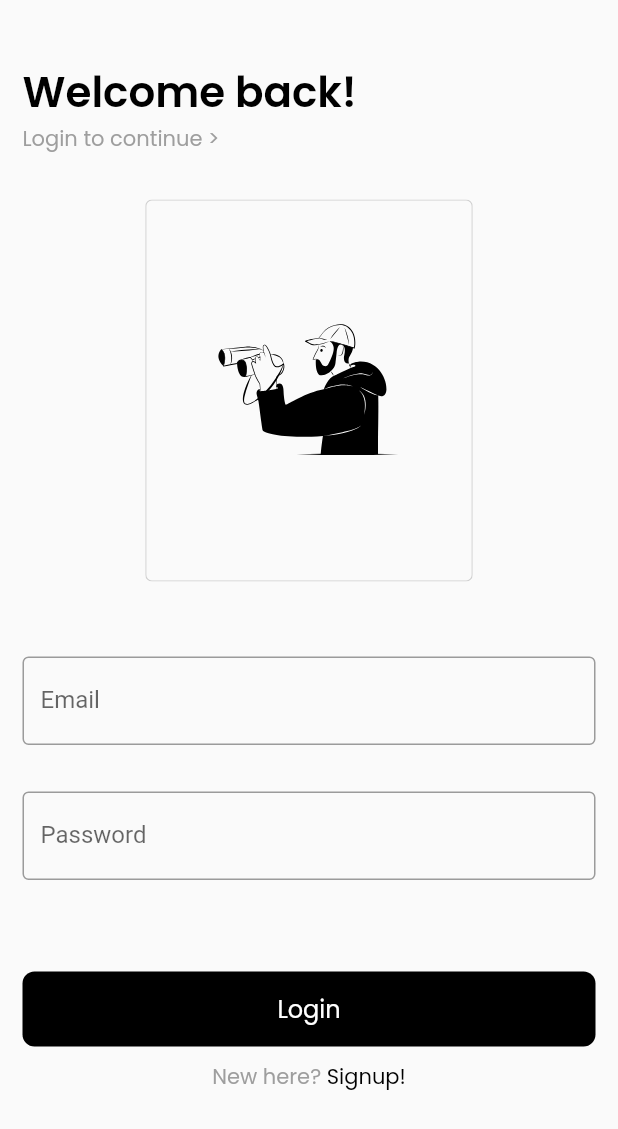
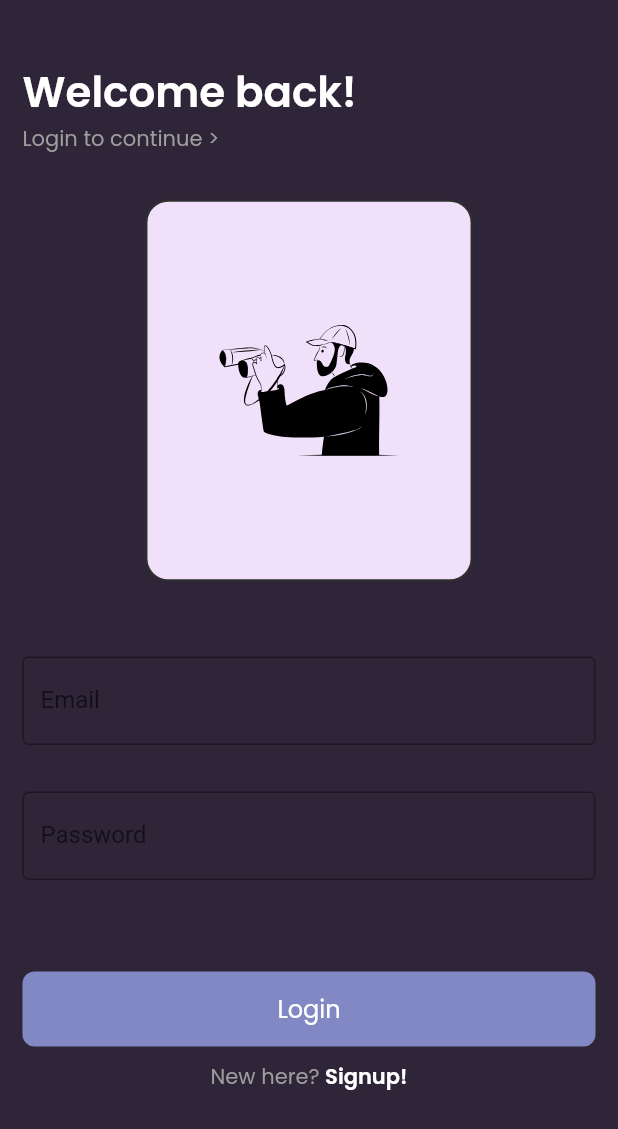
Before and after one commit to Contro1-cs/vibe, a Flutter app: the screen it shows after launch, after a tap on "Get started", on a phone screen of 412 x 824 dp. Shown: the top 1129 px of the screen. Run offline on Flutter 3.47's test engine with Material 2 defaults, Android fonts, the phone set to English and light mode, and no system bars; our stand-ins replace firebase_core, flutter_svg, google_fonts; accounts and stored records are empty.

Commit message:
Color theme changed

```diff
--- a/lib/main.dart
+++ b/lib/main.dart
@@ -1,7 +1,3 @@
-// Copyright 2018 The Flutter team. All rights reserved.
-// Use of this source code is governed by a BSD-style license that can be
-// found in the LICENSE file.
-
 // ignore_for_file: prefer_const_constructors
 
 import 'package:flutter/material.dart';
@@ -16,6 +12,9 @@
 
   @override
   Widget build(BuildContext context) {
-    return MaterialApp(title: 'Welcome to Flutter', home: OnboardingScreens());
+    return MaterialApp(
+        debugShowCheckedModeBanner: false,
+        title: 'Welcome to Flutter',
+        home: OnboardingScreens());
   }
 }
--- a/lib/user onboarding/login.dart
+++ b/lib/user onboarding/login.dart
@@ -17,9 +17,13 @@
   @override
   Widget build(BuildContext context) {
     return Scaffold(
+      backgroundColor: Color(0xff2E2539),
       body: SingleChildScrollView(
-      child: SafeArea(child: getBody()),
-    ));
+        child: SafeArea(
+          child: getBody(),
+        ),
+      ),
+    );
   }
 
   Widget getBody() {
@@ -38,9 +42,10 @@
             'Welcome back!',
             style: GoogleFonts.poppins(
               textStyle: TextStyle(
-                    color: Colors.black,
+                  color: Colors.white,
                   fontSize: 28,
-                    fontWeight: FontWeight.w600)),
+                  fontWeight: FontWeight.w600),
+            ),
           ),
         ),
         Container(
@@ -50,7 +55,8 @@
           child: Text(
             'Login to continue >',
             style: GoogleFonts.poppins(
-                textStyle: TextStyle(fontSize: 14, color: Colors.grey)),
+              textStyle: TextStyle(fontSize: 14, color: Colors.grey),
+            ),
           ),
         ),
         Container(
@@ -71,11 +77,22 @@
             decoration: InputDecoration(
               focusedBorder: OutlineInputBorder(
                 borderRadius: BorderRadius.circular(12),
-                    borderSide: BorderSide(width: 2, color: Colors.black)),
+                borderSide: BorderSide(
+                  width: 2,
+                  color: Color(0xffD0BED4),
+                ),
+              ),
               labelText: 'Email',
               hintText: 'example@gmail.com',
               border: OutlineInputBorder(),
-              )),
+              disabledBorder: OutlineInputBorder(
+                borderSide: BorderSide(
+                  width: 2,
+                  color: Color(0xffD0BED4),
+                ),
+              ),
+            ),
+          ),
         ),
 
         //password
@@ -89,34 +106,47 @@
             decoration: InputDecoration(
               focusedBorder: OutlineInputBorder(
                 borderRadius: BorderRadius.circular(12),
-                    borderSide: BorderSide(width: 2, color: Colors.black)),
+                borderSide: BorderSide(width: 2, color: Colors.black),
+              ),
               labelText: 'Password',
               hintText: 'Minimum 8 digits',
               border: OutlineInputBorder(),
-              )),
+            ),
+          ),
         ),
 
         //login button
         GestureDetector(
           onTap: () => Navigator.push(
-              context, MaterialPageRoute(builder: (context) => HomePage())),
+              context,
+              MaterialPageRoute(
+                builder: (context) => HomePage(),
+              )),
           child: Container(
             margin: EdgeInsets.only(left: 15, right: 15, top: 60, bottom: 10),
             width: w,
             height: 50,
             decoration: BoxDecoration(
-                color: Colors.black, borderRadius: BorderRadius.circular(8)),
+              color: Color(0xff8288C3),
+              borderRadius: BorderRadius.circular(8),
+            ),
             child: Center(
               child: Text(
                 'Login',
                 style: GoogleFonts.poppins(
-                  textStyle: TextStyle(color: Colors.white, fontSize: 16)),
-            )),
+                  textStyle: TextStyle(color: Colors.white, fontSize: 16),
+                ),
+              ),
+            ),
           ),
         ),
         GestureDetector(
           onTap: (() => Navigator.push(
-              context, MaterialPageRoute(builder: (context) => Signup()))),
+                context,
+                MaterialPageRoute(
+                  builder: (context) => Signup(),
+                ),
+              )),
           child: Center(
             child: Row(
               mainAxisAlignment: MainAxisAlignment.center,
@@ -124,15 +154,19 @@
                 Text(
                   'New here? ',
                   style: GoogleFonts.poppins(
-                    textStyle: TextStyle(color: Colors.grey)),
+                    textStyle: TextStyle(color: Colors.grey),
+                  ),
                 ),
                 Text(
                   'Signup!',
                   style: GoogleFonts.poppins(
-                    textStyle: TextStyle(color: Colors.black)),
+                    textStyle: TextStyle(
+                        color: Colors.white, fontWeight: FontWeight.w600),
+                  ),
                 ),
               ],
-          )),
+            ),
+          ),
         )
       ],
     );
--- a/lib/user onboarding/onboarding_screens.dart
+++ b/lib/user onboarding/onboarding_screens.dart
@@ -25,6 +25,7 @@
       Swipe3(),
     ];
     return Scaffold(
+      backgroundColor: Color(0xff2E2539),
       body: onBoardingBody(),
     );
   }
@@ -62,7 +63,7 @@
                   margin: EdgeInsets.only(left: 5, right: 5),
                   decoration: BoxDecoration(
                       borderRadius: BorderRadius.circular(50),
-                      color: Colors.grey),
+                      color: Colors.white),
                 ),
                 Container(
                   height: 10,
@@ -83,9 +84,6 @@
               ]),
         ),
         Center(
-          child: Row(children: [Container()]),
-        ),
-        Center(
           child: Container(
               height: 55,
               width: w,
@@ -96,7 +94,7 @@
               ),
               alignment: Alignment.center,
               decoration: BoxDecoration(
-                color: Color(0xff303030),
+                color: Color(0xff8288C3),
                 borderRadius: BorderRadius.circular(12),
               ),
               child: GestureDetector(
@@ -109,13 +107,13 @@
                       'Get started     ',
                       style: GoogleFonts.poppins(
                           textStyle: TextStyle(
-                        color: Color(0xff7BC950),
+                        color: Colors.white,
                         fontSize: 16,
                       )),
                     ),
                     Icon(
                       Icons.arrow_forward,
-                      color: Color(0xff7BC950),
+                      color: Colors.white,
                     )
                   ],
                 )),
@@ -146,12 +144,18 @@
         children: [
           Container(
             margin: EdgeInsets.fromLTRB(0, 39, 0, 21),
-            child: SvgPicture.asset('assets/default.svg'),
+            child: SvgPicture.asset(
+              'assets/default.svg',
+            ),
           ),
           Text(
             'Music For your Soul',
             style: GoogleFonts.poppins(
-                textStyle: TextStyle(fontSize: 24, color: Colors.black)),
+              textStyle: TextStyle(
+                  fontSize: 24,
+                  color: Color(0xffD0BED4),
+                  fontWeight: FontWeight.bold),
+            ),
           ),
           Container(
             width: w,
@@ -160,7 +164,7 @@
             child: Text(
               'A playlist that is more than just songs Something that feels personal',
               style: GoogleFonts.poppins(
-                  textStyle: TextStyle(color: Color(0xff909090), fontSize: 16)),
+                  textStyle: TextStyle(color: Color(0xffD0BED4), fontSize: 16)),
               textAlign: TextAlign.center,
             ),
           )
@@ -191,22 +195,28 @@
             Text(
               'Playlist just for you',
               style: GoogleFonts.poppins(
-                textStyle: TextStyle(fontSize: 24, color: Colors.black)),
+                textStyle: TextStyle(
+                    fontSize: 24,
+                    color: Color(0xffD0BED4),
+                    fontWeight: FontWeight.bold),
+              ),
             ),
             Container(
               width: w,
               margin: EdgeInsets.fromLTRB(0, 30, 0, 30),
               padding: EdgeInsets.fromLTRB(30, 0, 30, 0),
               child: Text(
-              'Music that comes to life!',
+                'Music that comes to life!\nSongs that are personal to you!',
                 style: GoogleFonts.poppins(
-                  textStyle: TextStyle(color: Color(0xff909090), fontSize: 16)),
+                    textStyle:
+                        TextStyle(color: Color(0xffD0BED4), fontSize: 16)),
                 textAlign: TextAlign.center,
               ),
             )
           ],
         ),
-    ));
+      ),
+    );
   }
 }
 
@@ -231,7 +241,11 @@
             Text(
               'Never run out of options!',
               style: GoogleFonts.poppins(
-                textStyle: TextStyle(fontSize: 24, color: Colors.black)),
+                textStyle: TextStyle(
+                    fontSize: 24,
+                    color: Color(0xffD0BED4),
+                    fontWeight: FontWeight.bold),
+              ),
             ),
             Container(
               width: w,
@@ -240,12 +254,14 @@
               child: Text(
                 'Playlists for all kinds of moods, needs and parties!',
                 style: GoogleFonts.poppins(
-                  textStyle: TextStyle(color: Color(0xff909090), fontSize: 16)),
+                    textStyle:
+                        TextStyle(color: Color(0xffD0BED4), fontSize: 16)),
                 textAlign: TextAlign.center,
               ),
             )
           ],
         ),
-    ));
+      ),
+    );
   }
 }
```
Also changed, not shown: lib/questions/question_display.dart (+66 -24 lines), lib/user onboarding/signup.dart (+14 -7 lines), lib/widgets/question_option.dart (+10 -8 lines), assets/cross.svg (added), assets/default.svg. Lines whose indentation alone changed are shown as unchanged.
